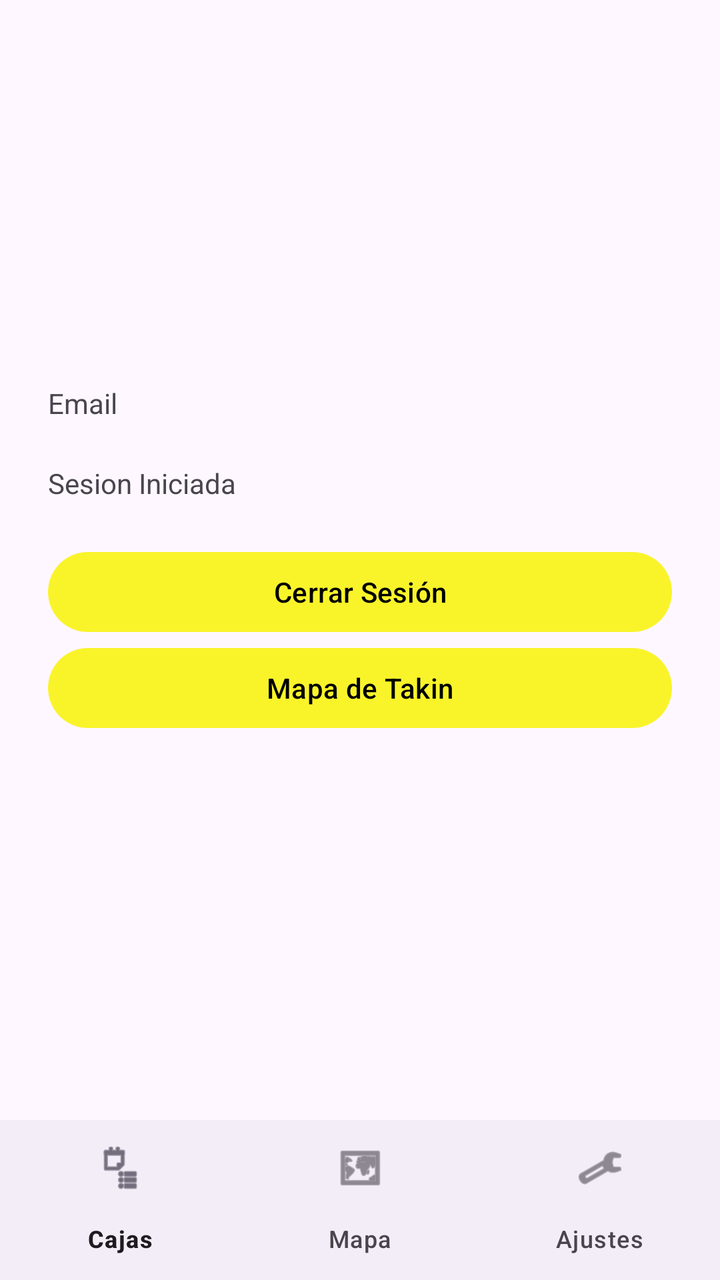
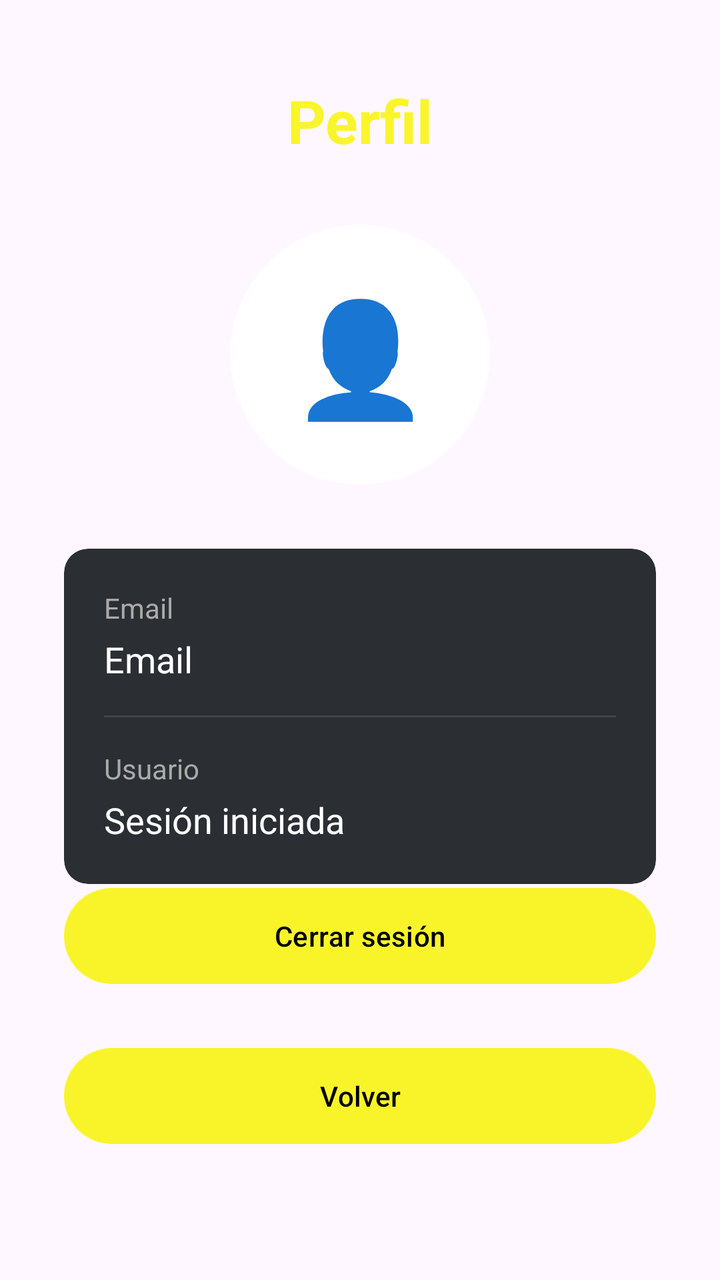

Screens rendered from an Android XML layout before and after an edit, with the pre-edit source and the edit as a unified diff.
<!-- AndroidManifest.xml: application theme Theme.ProyeIoT -->
<!-- res/layout/activity_home.xml -->
<?xml version="1.0" encoding="utf-8"?>
<LinearLayout xmlns:android="http://schemas.android.com/apk/res/android"
    xmlns:app="http://schemas.android.com/apk/res-auto"
    android:layout_width="match_parent"
    android:layout_height="match_parent"
    android:orientation="vertical"
    android:id="@+id/main">

    <LinearLayout
        android:layout_width="match_parent"
        android:layout_height="0dp"
        android:layout_weight="1"
        android:orientation="vertical"
        android:gravity="center"
        android:padding="24dp">

        <TextView
            android:id="@+id/emailtextview"
            android:layout_width="match_parent"
            android:layout_height="40dp"
            android:text="Email" />

        <TextView
            android:id="@+id/sesion"
            android:layout_width="match_parent"
            android:layout_height="40dp"
            android:text="Sesion Iniciada" />

        <Button
            style="@style/boton_1"
            android:id="@+id/btnClose"
            android:layout_width="match_parent"
            android:layout_height="wrap_content"
            android:text="Cerrar Sesión" />

        <Button
            style="@style/boton_1"
            android:id="@+id/btnmapa"
            android:layout_width="match_parent"
            android:layout_height="wrap_content"
            android:text="Mapa de Takin" />

    </LinearLayout>

    <com.google.android.material.bottomnavigation.BottomNavigationView
        android:id="@+id/bottomNav"
        android:layout_width="match_parent"
        android:layout_height="wrap_content"
        app:menu="@menu/menu_inferior" />

</LinearLayout>
<!-- resources referenced by this layout -->
<resources>
  <style name="boton_1" parent="Widget.Material3.Button">
          <item name="backgroundTint">@color/boton_fondo</item>
          <item name="android:textColor">@color/boton_texto</item>
      </style>
  <style name="Theme.ProyeIoT" parent="Base.Theme.ProyeIoT" />
  <color name="boton_fondo">@color/color_main</color>
  <color name="boton_texto">@color/color_negro</color>
  <style name="Base.Theme.ProyeIoT" parent="Theme.Material3.DayNight.NoActionBar">
          <item name="materialButtonStyle">@style/Widget.ProyeIoT.Button</item>
      </style>
  <color name="color_main">#D6F8F402</color>
  <color name="color_negro">#000000</color>
  <style name="Widget.ProyeIoT.Button" parent="Widget.Material3.Button">
          <item name="backgroundTint">@color/boton_fondo</item>
          <item name="android:textColor">@color/color_blanco</item>
          <item name="color">@color/color_negro</item>
      </style>
  <color name="color_blanco">#FFFFFF</color>
</resources>

<!-- the commit's change to res/layout/activity_home.xml (unified diff, before → after) -->
@@ -1,51 +1,166 @@
 <?xml version="1.0" encoding="utf-8"?>
-<LinearLayout xmlns:android="http://schemas.android.com/apk/res/android"
+<androidx.constraintlayout.widget.ConstraintLayout xmlns:android="http://schemas.android.com/apk/res/android"
     xmlns:app="http://schemas.android.com/apk/res-auto"
+    android:id="@+id/main"
     android:layout_width="match_parent"
-    android:layout_height="match_parent"
-    android:orientation="vertical"
-    android:id="@+id/main">
+    android:layout_height="match_parent">
 
-    <LinearLayout
-        android:layout_width="match_parent"
-        android:layout_height="0dp"
-        android:layout_weight="1"
+    
+    <androidx.constraintlayout.widget.Guideline
+        android:id="@+id/glStart"
+        android:layout_width="wrap_content"
+        android:layout_height="wrap_content"
         android:orientation="vertical"
+        app:layout_constraintGuide_begin="32dp" />
+
+    <androidx.constraintlayout.widget.Guideline
+        android:id="@+id/glEnd"
+        android:layout_width="wrap_content"
+        android:layout_height="wrap_content"
+        android:orientation="vertical"
+        app:layout_constraintGuide_end="32dp" />
+
+    
+    <TextView
+        android:id="@+id/tvTitulo"
+        android:layout_width="0dp"
+        android:layout_height="wrap_content"
+        android:layout_marginTop="40dp"
+        android:fontFamily="sans-serif"
         android:gravity="center"
-        android:padding="24dp">
+        android:text="Perfil"
+        android:textColor="#D6F8F402"
+        android:textSize="30sp"
+        android:textStyle="bold"
+        app:layout_constraintEnd_toEndOf="@id/glEnd"
+        app:layout_constraintStart_toStartOf="@id/glStart"
+        app:layout_constraintTop_toTopOf="parent" />
+
+    
+    <com.google.android.material.card.MaterialCardView
+        android:id="@+id/ivAvatar"
+        android:layout_width="130dp"
+        android:layout_height="130dp"
+        android:layout_marginTop="32dp"
+        app:cardBackgroundColor="#FFFFFF"
+        app:cardCornerRadius="65dp"
+        app:cardElevation="0dp"
+        app:layout_constraintEnd_toEndOf="parent"
+        app:layout_constraintStart_toStartOf="parent"
+        app:layout_constraintTop_toBottomOf="@id/tvTitulo"
+        app:strokeWidth="0dp">
 
         <TextView
-            android:id="@+id/emailtextview"
             android:layout_width="match_parent"
-            android:layout_height="40dp"
-            android:text="Email" />
+            android:layout_height="match_parent"
+            android:gravity="center"
+            android:text="👤"
+            android:textSize="56sp" />
+    </com.google.android.material.card.MaterialCardView>
 
-        <TextView
-            android:id="@+id/sesion"
-            android:layout_width="match_parent"
-            android:layout_height="40dp"
-            android:text="Sesion Iniciada" />
+    
+    <com.google.android.material.card.MaterialCardView
+        android:id="@+id/cardDatos"
+        android:layout_width="0dp"
+        android:layout_height="wrap_content"
+        android:layout_marginTop="32dp"
+        app:cardBackgroundColor="#2B2E33"
+        app:cardCornerRadius="12dp"
+        app:cardElevation="0dp"
+        app:layout_constraintEnd_toEndOf="@id/glEnd"
+        app:layout_constraintStart_toStartOf="@id/glStart"
+        app:layout_constraintTop_toBottomOf="@id/ivAvatar"
+        app:strokeWidth="0dp">
 
-        <Button
-            style="@style/boton_1"
-            android:id="@+id/btnClose"
+        <androidx.constraintlayout.widget.ConstraintLayout
             android:layout_width="match_parent"
             android:layout_height="wrap_content"
-            android:text="Cerrar Sesión" />
+            android:padding="20dp">
 
-        <Button
-            style="@style/boton_1"
-            android:id="@+id/btnmapa"
-            android:layout_width="match_parent"
-            android:layout_height="wrap_content"
-            android:text="Mapa de Takin" />
+            <TextView
+                android:id="@+id/tvEmailLabel"
+                android:layout_width="wrap_content"
+                android:layout_height="wrap_content"
+                android:text="Email"
+                android:textColor="#AAAAAA"
+                android:textSize="14sp"
+                app:layout_constraintStart_toStartOf="parent"
+                app:layout_constraintTop_toTopOf="parent" />
 
-    </LinearLayout>
+            <TextView
+                android:id="@+id/emailtextview"
+                android:layout_width="0dp"
+                android:layout_height="wrap_content"
+                android:layout_marginTop="4dp"
+                android:text="Email"
+                android:textColor="#FFFFFF"
+                android:textSize="18sp"
+                app:layout_constraintEnd_toEndOf="parent"
+                app:layout_constraintStart_toStartOf="parent"
+                app:layout_constraintTop_toBottomOf="@id/tvEmailLabel" />
 
-    <com.google.android.material.bottomnavigation.BottomNavigationView
-        android:id="@+id/bottomNav"
-        android:layout_width="match_parent"
-        android:layout_height="wrap_content"
-        app:menu="@menu/menu_inferior" />
+            <View
+                android:id="@+id/lineaDatos"
+                android:layout_width="0dp"
+                android:layout_height="1dp"
+                android:layout_marginTop="16dp"
+                android:background="#444444"
+                app:layout_constraintEnd_toEndOf="parent"
+                app:layout_constraintStart_toStartOf="parent"
+                app:layout_constraintTop_toBottomOf="@id/emailtextview" />
 
-</LinearLayout>
+            <TextView
+                android:id="@+id/tvUsuarioLabel"
+                android:layout_width="wrap_content"
+                android:layout_height="wrap_content"
+                android:layout_marginTop="16dp"
+                android:text="Usuario"
+                android:textColor="#AAAAAA"
+                android:textSize="14sp"
+                app:layout_constraintStart_toStartOf="parent"
+                app:layout_constraintTop_toBottomOf="@id/lineaDatos" />
+
+            <TextView
+                android:id="@+id/sesion"
+                android:layout_width="0dp"
+                android:layout_height="wrap_content"
+                android:layout_marginTop="4dp"
+                android:text="Sesión iniciada"
+                android:textColor="#FFFFFF"
+                android:textSize="18sp"
+                app:layout_constraintEnd_toEndOf="parent"
+                app:layout_constraintStart_toStartOf="parent"
+                app:layout_constraintTop_toBottomOf="@id/tvUsuarioLabel" />
+
+        </androidx.constraintlayout.widget.ConstraintLayout>
+    </com.google.android.material.card.MaterialCardView>
+
+    
+
+    <Button
+        android:id="@+id/btnClose"
+        style="@style/boton_1"
+        android:layout_width="0dp"
+        android:layout_height="56dp"
+        android:layout_marginBottom="24dp"
+        android:text="Cerrar sesión"
+        android:textAllCaps="false"
+        app:layout_constraintBottom_toTopOf="@id/btnVolver"
+        app:layout_constraintEnd_toEndOf="@id/glEnd"
+        app:layout_constraintHorizontal_bias="0.0"
+        app:layout_constraintStart_toStartOf="@id/glStart" />
+
+    <Button
+        android:id="@+id/btnVolver"
+        style="@style/boton_1"
+        android:layout_width="0dp"
+        android:layout_height="56dp"
+        android:layout_marginBottom="64dp"
+        android:text="Volver"
+        android:textAllCaps="false"
+        app:layout_constraintBottom_toBottomOf="parent"
+        app:layout_constraintEnd_toEndOf="@id/glEnd"
+        app:layout_constraintHorizontal_bias="0.0"
+        app:layout_constraintStart_toStartOf="@id/glStart" />
+
+</androidx.constraintlayout.widget.ConstraintLayout>
